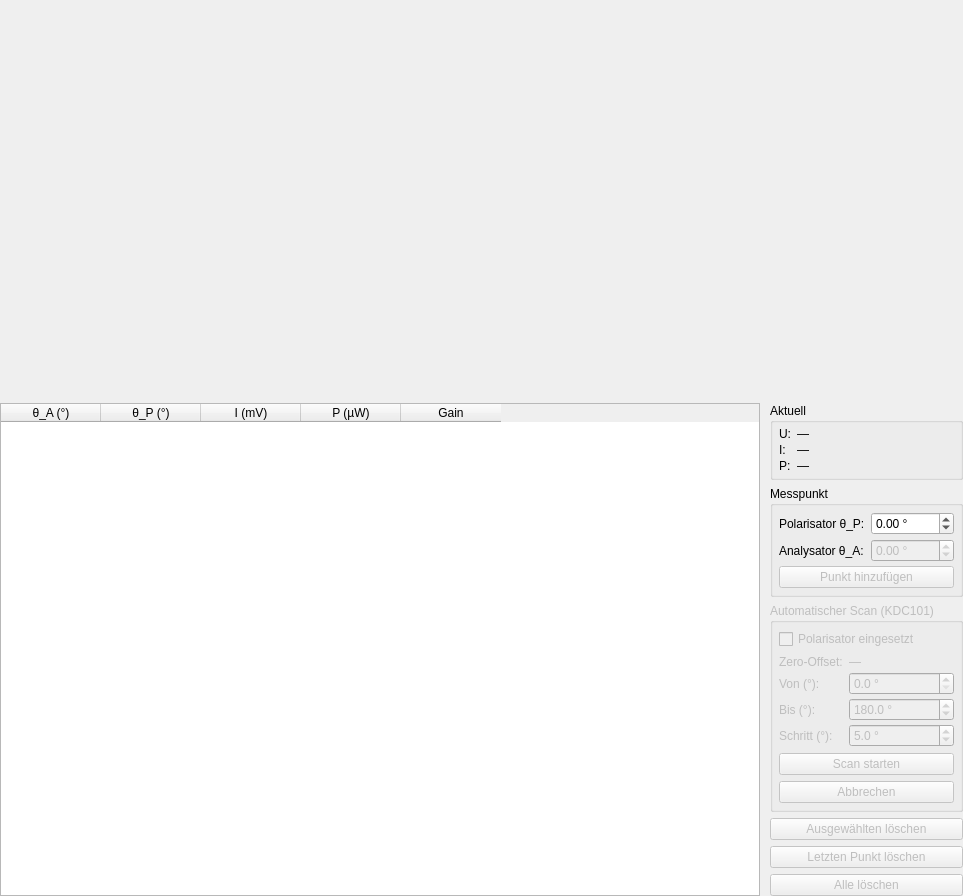
Above: polarisation_ui/pyqt/malus_tab.ui from cckssr/polarisation-ui before the change. Below: the same form after it.
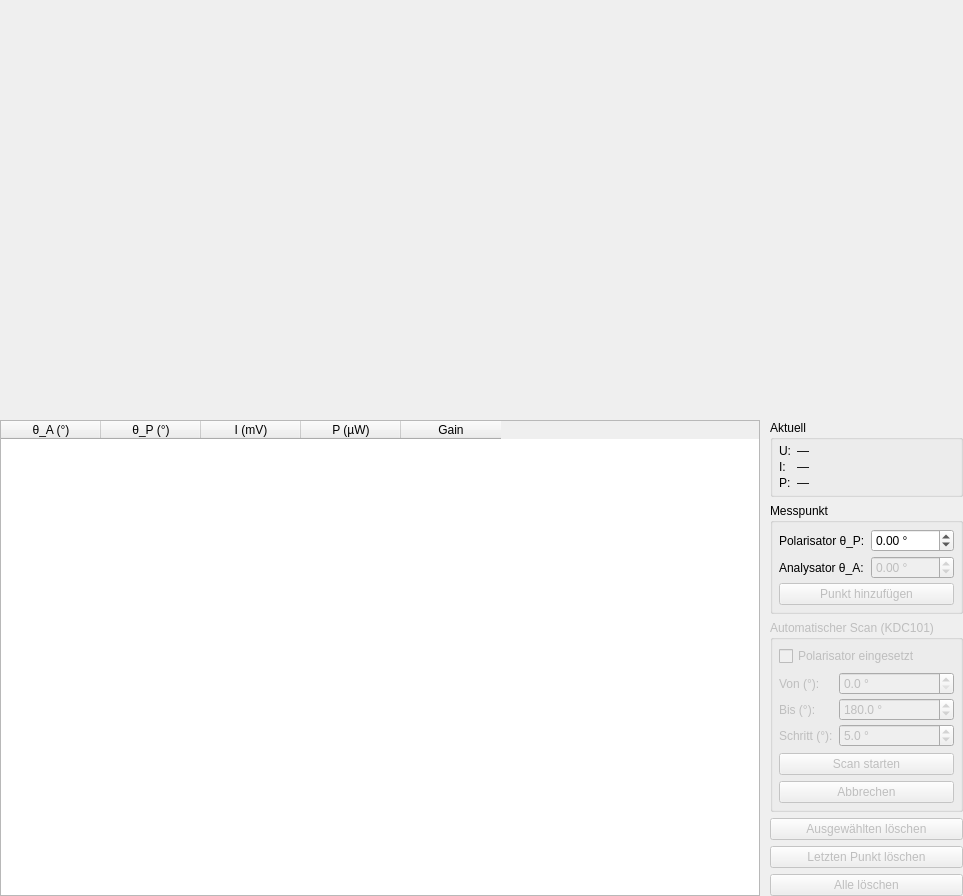
That is the form after the change. Custom widgets are drawn as their Qt base class.

Commit message: feat: Enhance Waveplate and Malus tabs with additional data handling

Diff of the .ui file:
```diff
--- a/polarisation_ui/pyqt/malus_tab.ui
+++ b/polarisation_ui/pyqt/malus_tab.ui
@@ -294,30 +294,16 @@
            <number>3</number>
           </property>
           <item row="0" column="0">
-           <widget class="QLabel" name="lblZeroOffsetLabel">
-            <property name="text">
-             <string>Zero-Offset:</string>
-            </property>
-           </widget>
-          </item>
-          <item row="0" column="1">
-           <widget class="QLabel" name="lblZeroOffset">
-            <property name="text">
-             <string>—</string>
-            </property>
-           </widget>
-          </item>
-          <item row="1" column="0">
            <widget class="QLabel" name="lblSweepStart">
             <property name="text">
              <string>Von (°):</string>
             </property>
            </widget>
           </item>
-          <item row="1" column="1">
+          <item row="0" column="1">
            <widget class="QDoubleSpinBox" name="spinSweepStart">
             <property name="toolTip">
-             <string>Startwinkel des automatischen Scans (°)</string>
+             <string>Startwinkel des automatischen Scans, relativ zum Polarisator-Nullpunkt aus der Konfiguration (°)</string>
             </property>
             <property name="suffix">
              <string> °</string>
@@ -336,17 +322,17 @@
             </property>
            </widget>
           </item>
-          <item row="2" column="0">
+          <item row="1" column="0">
            <widget class="QLabel" name="lblSweepEnd">
             <property name="text">
              <string>Bis (°):</string>
             </property>
            </widget>
           </item>
-          <item row="2" column="1">
+          <item row="1" column="1">
            <widget class="QDoubleSpinBox" name="spinSweepEnd">
             <property name="toolTip">
-             <string>Endwinkel des automatischen Scans (°)</string>
+             <string>Endwinkel des automatischen Scans, relativ zum Polarisator-Nullpunkt aus der Konfiguration (°)</string>
             </property>
             <property name="suffix">
              <string> °</string>
@@ -365,14 +351,14 @@
             </property>
            </widget>
           </item>
-          <item row="3" column="0">
+          <item row="2" column="0">
            <widget class="QLabel" name="lblSweepStep">
             <property name="text">
              <string>Schritt (°):</string>
             </property>
            </widget>
           </item>
-          <item row="3" column="1">
+          <item row="2" column="1">
            <widget class="QDoubleSpinBox" name="spinSweepStep">
             <property name="toolTip">
              <string>Schrittweite des automatischen Scans (°)</string>
@@ -405,7 +391,7 @@
            <bool>false</bool>
           </property>
           <property name="toolTip">
-           <string>Home, Auto-Zero und automatischer Scan starten</string>
+           <string>Automatischen Analysatorwinkel-Scan starten (referenziert auf den Polarisator-Nullpunkt aus der Konfiguration; erneutes Homing nur falls nötig)</string>
           </property>
           <property name="text">
            <string>Scan starten</string>
```
The commit also changes 20 other files.
